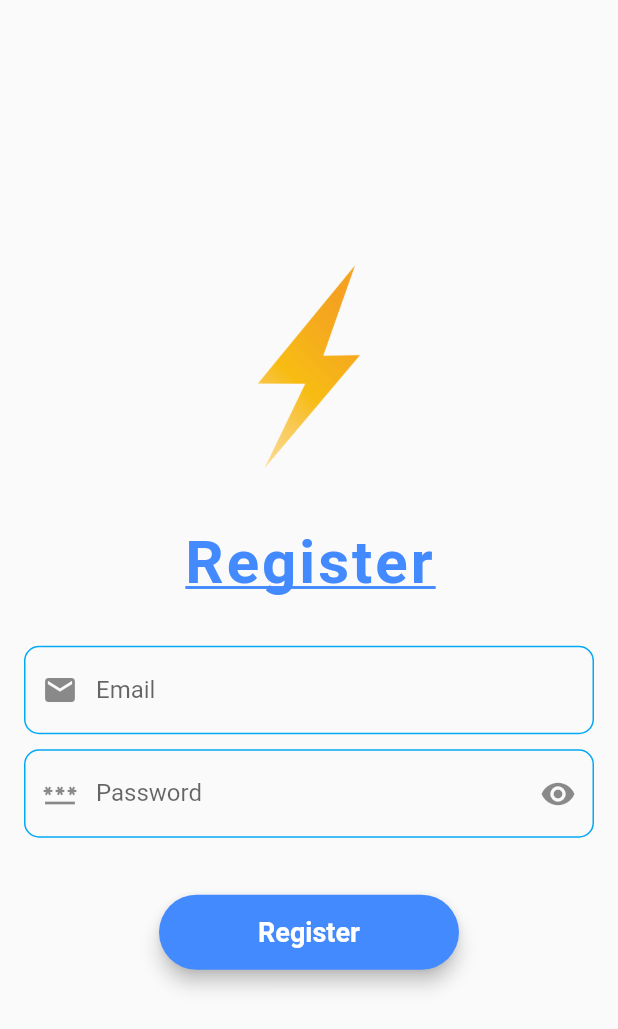
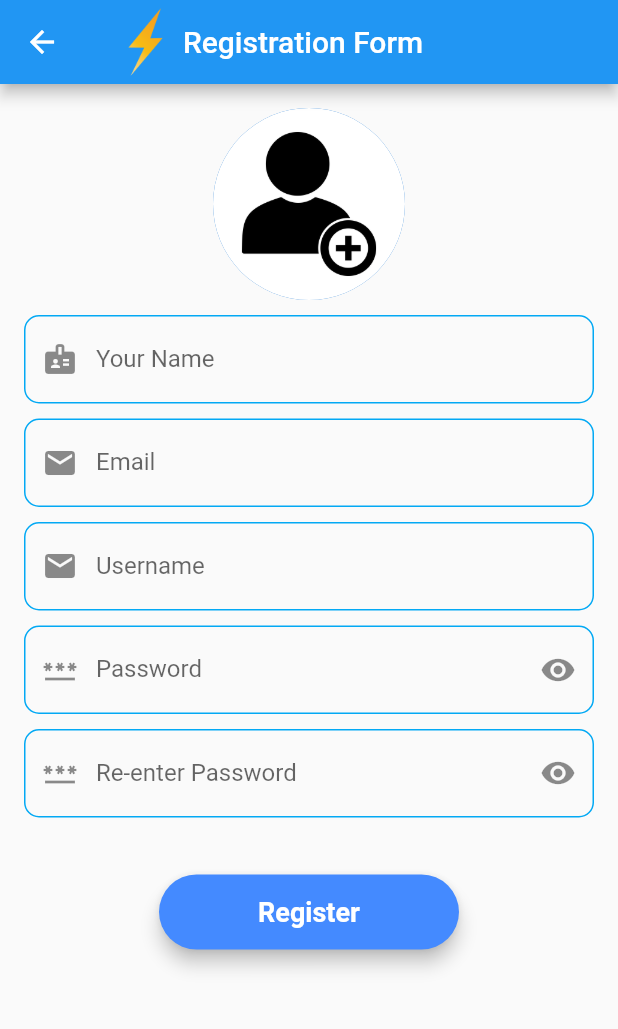
Before and after one commit to MuhammadAli-04/FlashChat-Flutter, a Flutter app: the screen it shows after launch, after a tap on "Signup", on a phone screen of 412 x 824 dp. Shown: the top 1029 px of the screen. Run offline on Flutter 3.47's test engine with Material 2 defaults, Android fonts, the phone set to English and light mode, and no system bars; our stand-ins replace cloud_firestore, email_validator, firebase_auth, firebase_core, image_picker; accounts and stored records are empty; network calls fail.

Commit message:
Added signup_screen functionality

```diff
--- a/lib/Components/button.dart
+++ b/lib/Components/button.dart
@@ -1,5 +1,5 @@
 import 'package:flutter/material.dart';
-import 'package:chat_app/constants.dart';
+import 'package:chat_app/utilities/constants.dart';
 
 class Button extends StatelessWidget {
   const Button({super.key, required this.text, required this.onPressed});
--- a/lib/Components/heading.dart
+++ b/lib/Components/heading.dart
@@ -1,5 +1,5 @@
 import 'package:flutter/material.dart';
-import 'package:chat_app/constants.dart';
+import 'package:chat_app/utilities/constants.dart';
 
 class Heading extends StatelessWidget {
   const Heading({super.key, required this.text});
--- a/lib/Components/input_field.dart
+++ b/lib/Components/input_field.dart
@@ -1,5 +1,5 @@
 import 'package:flutter/material.dart';
-import 'package:chat_app/constants.dart';
+import 'package:chat_app/utilities/constants.dart';
 
 class InputField extends StatefulWidget {
   InputField(
--- a/lib/Screens/signup_screen.dart
+++ b/lib/Screens/signup_screen.dart
@@ -1,8 +1,12 @@
 import 'package:flutter/material.dart';
 import '../Components/input_field.dart';
 import '../Components/button.dart';
-import 'package:email_validator/email_validator.dart';
-import '../Components/heading.dart';
+import '../utilities/validation.dart';
+
+import 'package:firebase_auth/firebase_auth.dart';
+import 'package:cloud_firestore/cloud_firestore.dart';
+
+import 'package:image_picker/image_picker.dart';
 
 class SignupScreen extends StatefulWidget {
   const SignupScreen({super.key});
@@ -17,37 +21,99 @@ class _SignupScreenState extends State<SignupScreen> {
   final _formKey = GlobalKey<FormState>();
   TextEditingController emailController = TextEditingController();
   TextEditingController passwordController = TextEditingController();
+  TextEditingController fullNameController = TextEditingController();
+  TextEditingController usernameController = TextEditingController();
+  TextEditingController rePasswordController = TextEditingController();
+
+  final auth = FirebaseAuth.instance;
+  final db = FirebaseFirestore.instance;
+
+  String? imgPath;
+
+  String? validateReenteredPassword(String? value) {
+    return value! == rePasswordController.text ? null : "Passwords donot match";
+  }
+
+  void showSnackBar(String value) {
+    ScaffoldMessenger.of(context).showSnackBar(
+      SnackBar(
+        content: Text(value),
+        action: SnackBarAction(
+            label: 'Dismiss',
+            onPressed: ScaffoldMessenger.of(context).removeCurrentSnackBar),
+      ),
+    );
+  }
 
   @override
   Widget build(BuildContext context) {
     return Scaffold(
-      body: SafeArea(
-        child: Padding(
-          padding: const EdgeInsets.all(16.0),
-          child: Column(
-            mainAxisAlignment: MainAxisAlignment.center,
+      appBar: AppBar(
+        title: Center(
+          child: Row(
             children: [
               Hero(
                 tag: 'logo',
                 child: Image.asset(
                   'images/logo.png',
-                  height: 150.0,
+                  width: 50.0,
                 ),
               ),
-              const Heading(text: "Register"),
-              Form(
+              const Text("Registration Form")
+            ],
+          ),
+        ),
+      ),
+      body: SafeArea(
+        child: Padding(
+          padding: const EdgeInsets.all(16.0),
+          child: Form(
             key: _formKey,
+            autovalidateMode: AutovalidateMode.onUserInteraction,
+            child: SingleChildScrollView(
+              scrollDirection: Axis.vertical,
               child: Column(
                 children: [
+                  MaterialButton(
+                    onPressed: () {
+                      ImagePicker img = ImagePicker();
+                      //TODO : implement image upload while registering
+                    },
+                    child: CircleAvatar(
+                      radius: 64,
+                      backgroundImage: const AssetImage('images/add-photo.jpg'),
+                      foregroundImage:
+                          imgPath != null ? AssetImage(imgPath!) : null,
+                    ),
+                  ),
+                  const SizedBox(
+                    height: 10.0,
+                  ),
+                  InputField(
+                    controller: fullNameController,
+                    keyboard: TextInputType.name,
+                    validator: Validation.validateName,
+                    hintText: "Your Name",
+                    icon: Icons.badge,
+                  ),
+                  const SizedBox(
+                    height: 10.0,
+                  ),
                   InputField(
                     controller: emailController,
                     keyboard: TextInputType.emailAddress,
-                      validator: (value) => value!.isEmpty
-                          ? "Enter e-mail"
-                          : EmailValidator.validate(value)
-                              ? null
-                              : "Enter valid e-mail",
+                    validator: Validation.validateEmail,
                     hintText: "Email",
+                    icon: Icons.email,
+                  ),
+                  const SizedBox(
+                    height: 10.0,
+                  ),
+                  InputField(
+                    controller: usernameController,
+                    keyboard: TextInputType.text,
+                    validator: Validation.validateUsername,
+                    hintText: "Username",
                     icon: Icons.email,
                   ),
                   const SizedBox(
@@ -56,10 +122,19 @@ class _SignupScreenState extends State<SignupScreen> {
                   InputField(
                     controller: passwordController,
                     keyboard: TextInputType.text,
-                      validator: (value) => value!.length < 8
-                          ? "Password must be of at least 8 characters"
-                          : null,
+                    validator: Validation.validatePassword,
                     hintText: "Password",
+                    icon: Icons.password,
+                    obscureData: true,
+                  ),
+                  const SizedBox(
+                    height: 10.0,
+                  ),
+                  InputField(
+                    controller: rePasswordController,
+                    keyboard: TextInputType.text,
+                    validator: validateReenteredPassword,
+                    hintText: "Re-enter Password",
                     icon: Icons.password,
                     obscureData: true,
                   ),
@@ -68,17 +143,48 @@ class _SignupScreenState extends State<SignupScreen> {
                   ),
                   Button(
                     text: "Register",
-                      onPressed: () {
-                        if (_formKey.currentState!.validate()) {
+                    onPressed: () async {
+                      try {
+                        await auth.createUserWithEmailAndPassword(
+                            email: emailController.text,
+                            password: passwordController.text);
+
+                        final user = <String, dynamic>{
+                          'name': fullNameController.text,
+                          'email': emailController.text,
+                          'username': usernameController.text
+                        };
+
+                        db.collection('Users').add(user);
+
+                        await db
+                            .collection('Users')
+                            .where('email', isEqualTo: auth.currentUser!.email)
+                            .get()
+                            .then(
+                          (value) {
+                            for (var doc in value.docs) {
+                              showSnackBar(
+                                  "user created : ${doc.data()['username']}");
+                            }
+                          },
+                        );
+
+                        fullNameController.clear();
                         emailController.clear();
+                        usernameController.clear();
                         passwordController.clear();
+                        rePasswordController.clear();
+
+                        Navigator.pop(context);
+                      } catch (e) {
+                        showSnackBar(e.toString());
                       }
                     },
                   )
                 ],
               ),
-              )
-            ],
+            ),
           ),
         ),
       ),
--- a/lib/main.dart
+++ b/lib/main.dart
@@ -3,7 +3,17 @@ import 'Screens/welcome_screen.dart';
 import 'Screens/login_screen.dart';
 import 'Screens/signup_screen.dart';
 
-void main() {
+import 'package:firebase_core/firebase_core.dart';
+import 'firebase_options.dart';
+
+void main() async {
+  WidgetsFlutterBinding.ensureInitialized();
+  try {
+    await Firebase.initializeApp(
+        options: DefaultFirebaseOptions.currentPlatform);
+  } catch (e) {
+    print(e);
+  }
   runApp(const MyApp());
 }
 
--- /dev/null
+++ b/lib/utilities/validation.dart
@@ -0,0 +1,21 @@
+import 'package:email_validator/email_validator.dart';
+
+class Validation {
+  static String? validateName(String? value) =>
+      value!.contains(RegExp(r'[0-9]')) ? "Invalid name" : null;
+
+  static String? validateEmail(String? value) => value!.isEmpty
+      ? "Enter e-mail"
+      : EmailValidator.validate(value)
+          ? null
+          : "Enter valid e-mail";
+
+  static String? validateUsername(String? value) => value!.isEmpty
+      ? "Enter username"
+      : value.contains(RegExp(r'[A-Z]'))
+          ? "Username doesnot contains uppercase letter"
+          : null;
+
+  static String? validatePassword(String? value) =>
+      value!.length < 8 ? "Password must be of at least 8 characters" : null;
+}
--- a/pubspec.yaml
+++ b/pubspec.yaml
@@ -28,11 +28,16 @@ environment:
 # the latest version available on pub.dev. To see which dependencies have newer
 # versions available, run `flutter pub outdated`.
 dependencies:
+  cloud_firestore: ^4.8.2
   cupertino_icons: ^1.0.2
   email_validator: ^2.1.17
+  firebase_admin: ^0.2.0
+  firebase_auth: ^4.6.3
+  firebase_core: ^2.14.0
   flutter:
     sdk: flutter
   flutter_pw_validator: ^1.6.0
+  image_picker: ^1.0.0
 
 dev_dependencies:
   flutter_lints: ^2.0.0
```
Also changed, not shown: lib/Screens/chat_screen.dart (added, +43 -0 lines), images/add-photo.jpg (added), lib/firebase_options.dart (added), lib/utilities/constants.dart (renamed from lib/constants.dart), pubspec.lock, 13 other files. Lines whose indentation alone changed are shown as unchanged.
